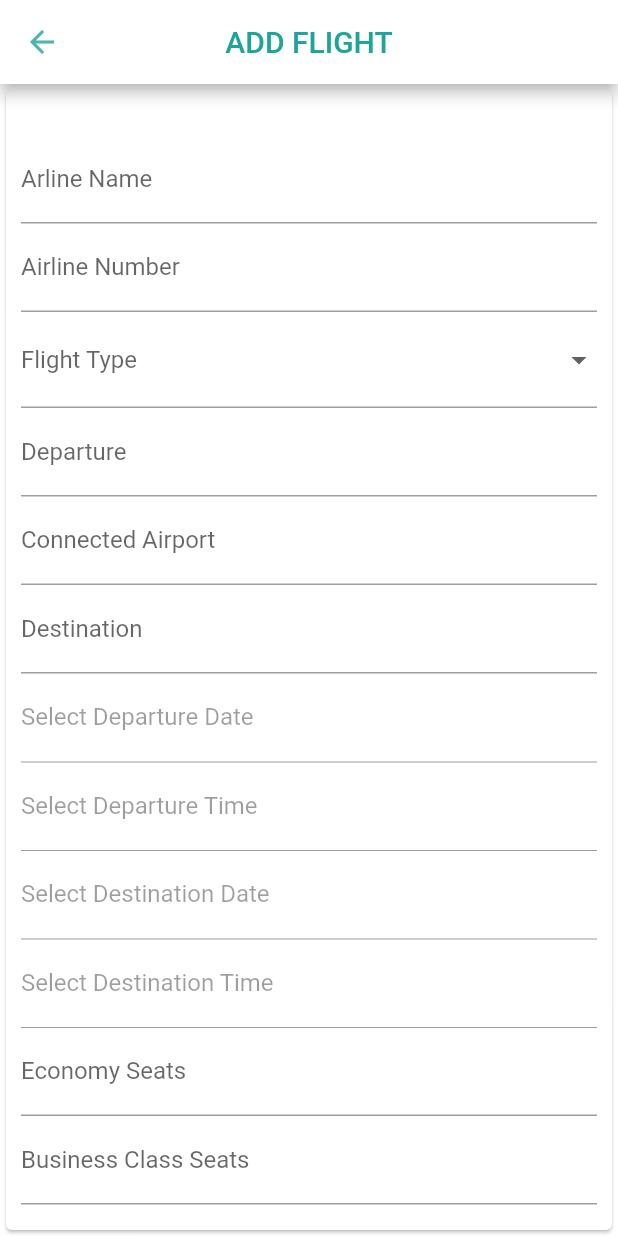
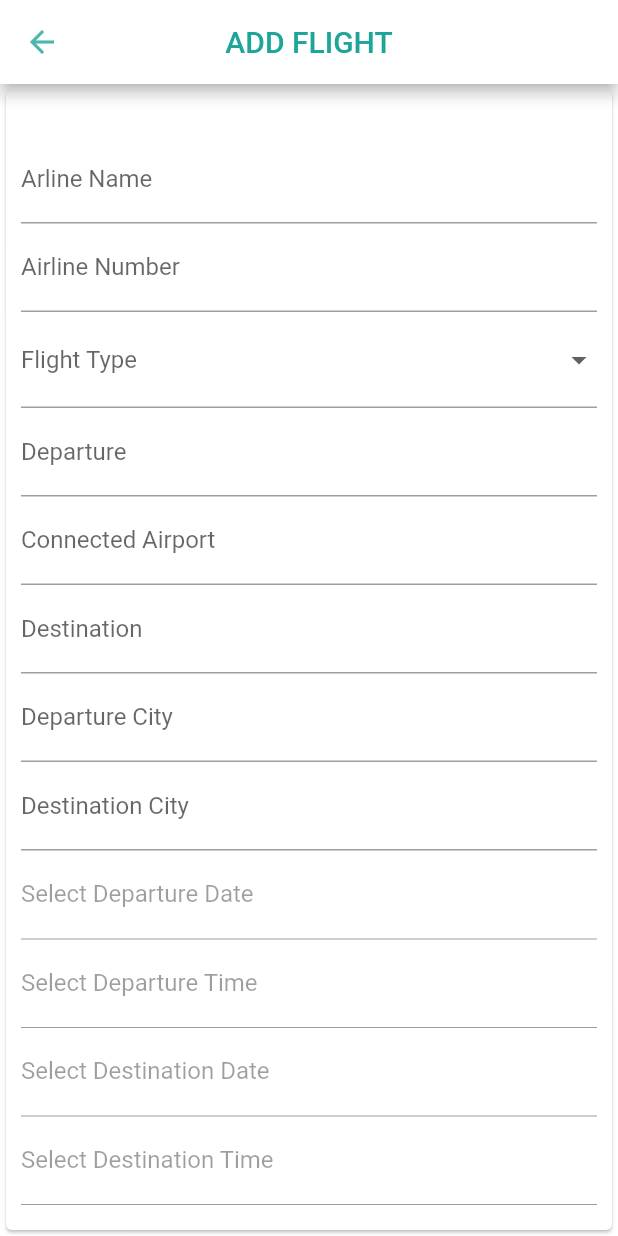
Before and after one commit to SMAnas-00/FYP, a Flutter app: the addFlightScreen screen opened by its route, on a phone screen of 412 x 824 dp. Run offline on Flutter 3.47's test engine with Material 2 defaults, Android fonts, the phone set to English and light mode, and no system bars; our stand-ins replace animated_notch_bottom_bar, carousel_slider, chewie, cloud_firestore, firebase_auth, firebase_core and 16 more; missing offline and left inert: flutter_polyline_points, flutter_stripe, google_place, maps_toolkit; accounts and stored records are empty; network calls fail.

Commit message:
add departure and destination city in flight screen

```diff
--- a/lib/admin/flight.dart
+++ b/lib/admin/flight.dart
@@ -43,6 +43,8 @@ class _addFlightScreenState extends State<addFlightScreen> {
   final businessSeatsController = TextEditingController();
   final economyPriceController = TextEditingController();
   final businessPriceController = TextEditingController();
+  final departureCityController = TextEditingController();
+  final destinationCityController = TextEditingController();
 
   DateTime selectedDateTime = DateTime.now();
 
@@ -154,7 +156,9 @@ class _addFlightScreenState extends State<addFlightScreen> {
                 int.parse(businessSeatsController.text),
             'admin_id': user.currentUser!.uid,
             'flight_imageURL': imageUrls,
-            'flight_id': 'fo$did'
+            'flight_id': 'fo$did',
+            'departure_city': departureCityController.text,
+            'destination_city': destinationCityController.text,
           });
           setState(() {
             selectedFlightType = null;
@@ -477,6 +481,32 @@ class _addFlightScreenState extends State<addFlightScreen> {
                       );
                     },
                   ),
+                TextFormField(
+                  controller: departureCityController,
+                  keyboardType: TextInputType.text,
+                  decoration: const InputDecoration(
+                    labelText: 'Departure City',
+                  ),
+                  validator: (value) {
+                    if (value == null || value.isEmpty) {
+                      return 'Departure city required';
+                    }
+                    return null;
+                  },
+                ),
+                TextFormField(
+                  controller: destinationCityController,
+                  keyboardType: TextInputType.text,
+                  decoration: const InputDecoration(
+                    labelText: 'Destination City',
+                  ),
+                  validator: (value) {
+                    if (value == null || value.isEmpty) {
+                      return 'Destination city required';
+                    }
+                    return null;
+                  },
+                ),
                 GestureDetector(
                   onTap: () async {
                     DateTime? datePicked = await showDatePicker(
```
